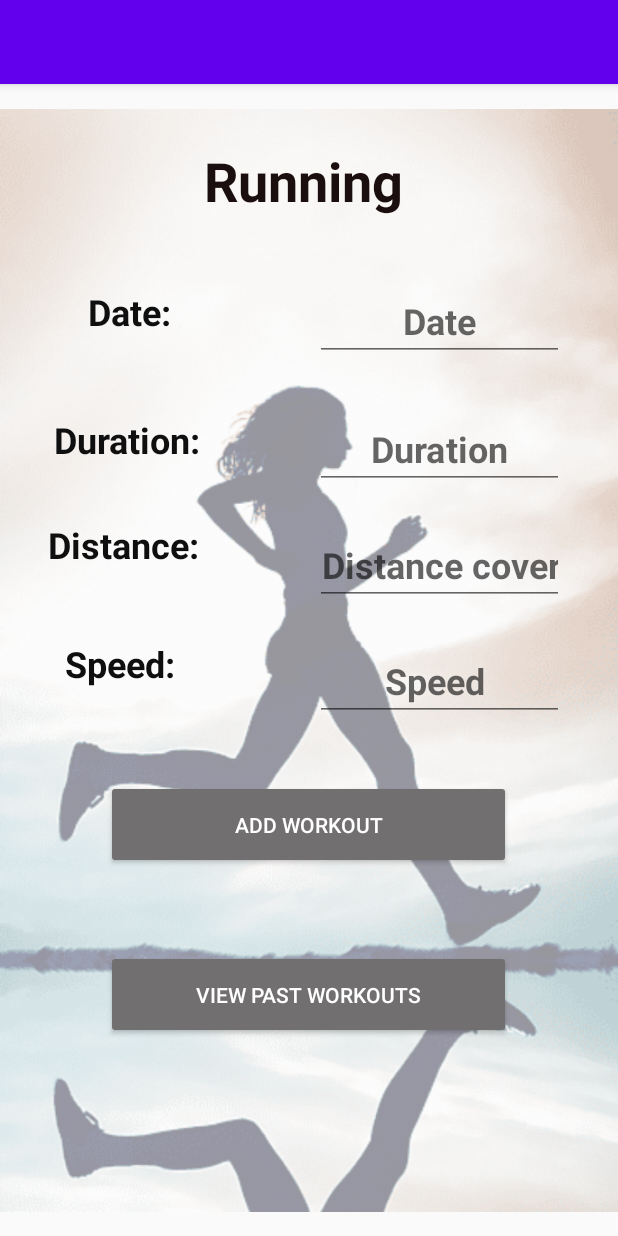
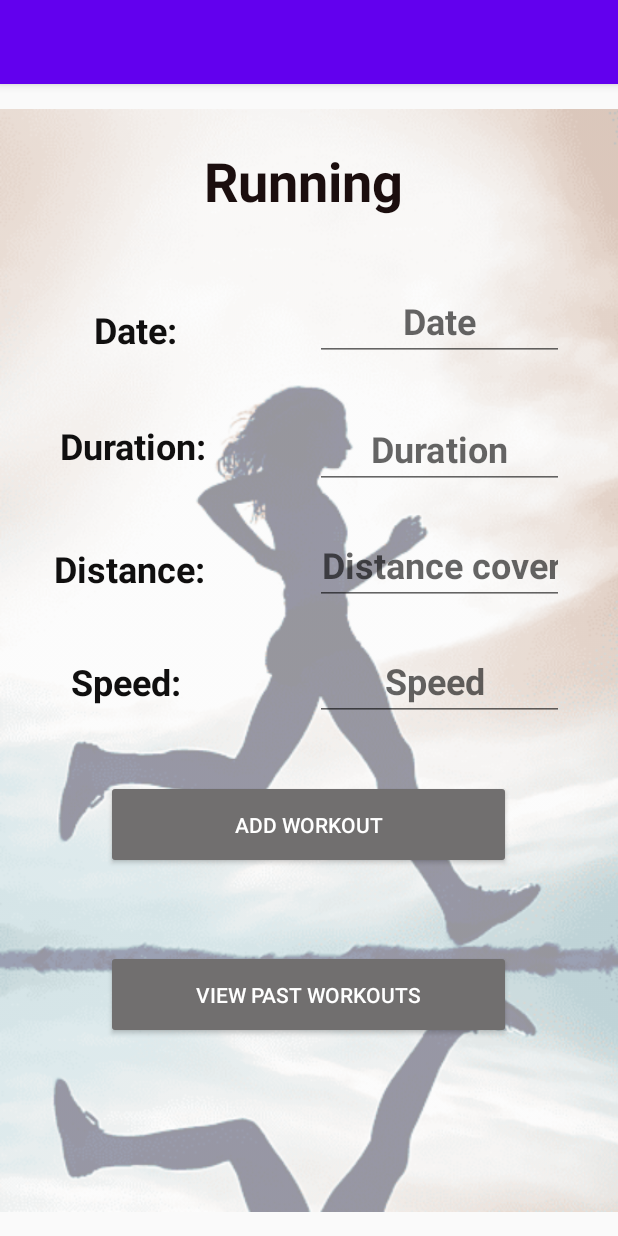
Before and after one commit to SkltnJack/WorkoutFinalProject, an Android app: the RunningFragment screen opened through its navigation route, on a phone screen of 412 x 824 dp. Run offline under Robolectric (Android 15) with nearby library versions, the phone set to English and light mode, and no system bars; our stand-ins replace data binding; Roboto replaces fonts that are not available here.

Commit message:
aligned the running_fragment text

```diff
--- a/app/src/main/res/layout/running_fragment.xml
+++ b/app/src/main/res/layout/running_fragment.xml
@@ -45,8 +45,8 @@
             android:id="@+id/textViewDate"
             android:layout_width="139dp"
             android:layout_height="41dp"
-            android:layout_marginStart="20dp"
-            android:layout_marginTop="44dp"
+            android:layout_marginStart="24dp"
+            android:layout_marginTop="56dp"
             android:fontFamily="@font/advent_pro_semibold"
             android:text="Date: "
             android:textAlignment="center"
@@ -60,8 +60,8 @@
             android:id="@+id/textViewTime"
             android:layout_width="143dp"
             android:layout_height="34dp"
-            android:layout_marginStart="16dp"
-            android:layout_marginTop="44dp"
+            android:layout_marginStart="20dp"
+            android:layout_marginTop="36dp"
             android:fontFamily="@font/advent_pro_semibold"
             android:text="Duration: "
             android:textAlignment="center"
@@ -75,8 +75,8 @@
             android:id="@+id/textViewDistance"
             android:layout_width="139dp"
             android:layout_height="35dp"
-            android:layout_marginStart="16dp"
-            android:layout_marginTop="36dp"
+            android:layout_marginStart="20dp"
+            android:layout_marginTop="48dp"
             android:fontFamily="@font/advent_pro_semibold"
             android:text="Distance: "
             android:textAlignment="center"
@@ -90,8 +90,8 @@
             android:id="@+id/textViewReps"
             android:layout_width="133dp"
             android:layout_height="37dp"
-            android:layout_marginStart="16dp"
-            android:layout_marginTop="44dp"
+            android:layout_marginStart="20dp"
+            android:layout_marginTop="40dp"
             android:fontFamily="@font/advent_pro_semibold"
             android:text="Speed: "
             android:textAlignment="center"
```
